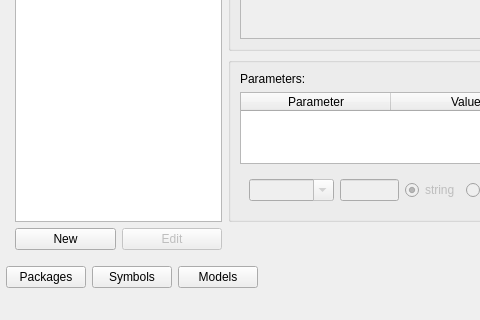
Above: client/src/ui/mainwindow.ui from BamWolf/altium-common-library.client before the change; both pictures show x 0 to 480 and y 280 to 600 of the 800 by 600 pixel window. Below: the same form after it.
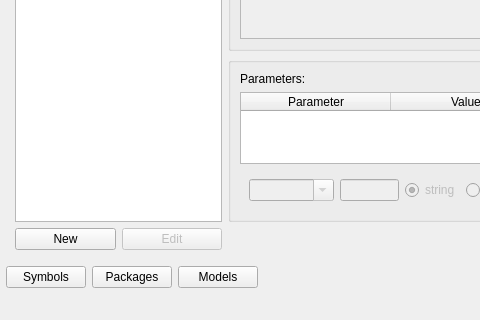
That is the form after the change.

Diff of the .ui file:
```diff
--- a/client/src/ui/mainwindow.ui
+++ b/client/src/ui/mainwindow.ui
@@ -457,16 +457,16 @@
         <number>0</number>
        </property>
        <item>
-        <widget class="QPushButton" name="packageButton">
+        <widget class="QPushButton" name="symbolButton">
          <property name="text">
-          <string>Packages</string>
+          <string>Symbols</string>
          </property>
         </widget>
        </item>
        <item>
-        <widget class="QPushButton" name="symbolButton">
+        <widget class="QPushButton" name="packageButton">
          <property name="text">
-          <string>Symbols</string>
+          <string>Packages</string>
          </property>
         </widget>
        </item>
```
